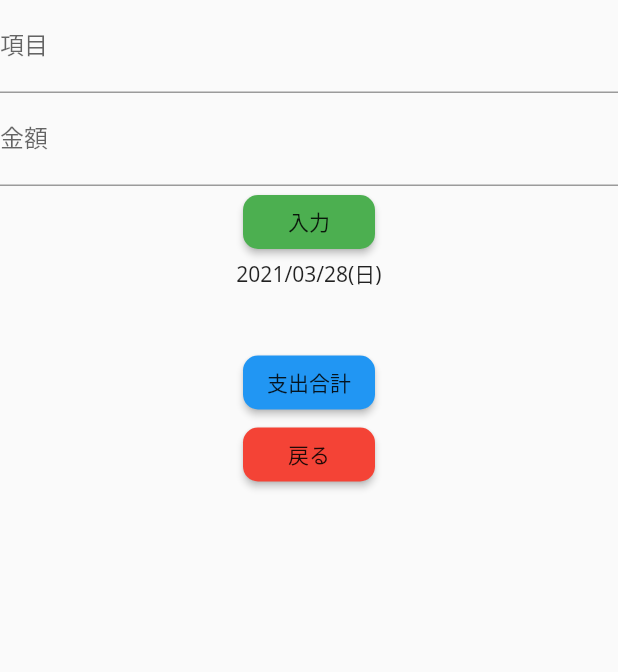
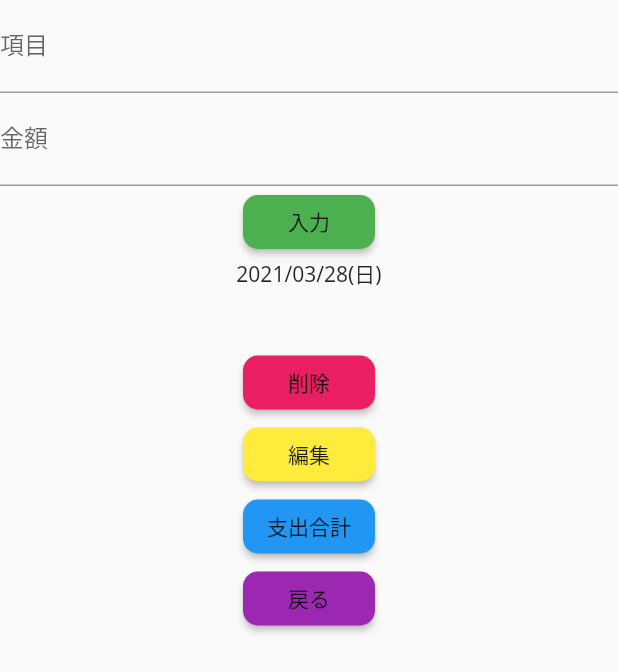
Before and after one commit to MCyabu/moneyBook, a Flutter app: the Calculate screen opened directly with empty values, after a tap on "入力", on a phone screen of 412 x 824 dp. Shown: the top 672 px of the screen. Run offline on Flutter 3.47's test engine with Material 2 defaults, Android fonts, the phone set to English and light mode, and no system bars; our stand-ins replace flutter_calendar_carousel, google_fonts.

Commit message:
削除機能実装（3/28 途中経過）

```diff
--- a/money_book_app_flutter/lib/Calculate.dart
+++ b/money_book_app_flutter/lib/Calculate.dart
@@ -15,7 +15,10 @@ class Calculate extends StatefulWidget {
 
 class _CalculateState extends State<Calculate> {
 
-  // 適当なMapを用意する
+  // 検証用（削除する）
+  List testList = ['a','b','c'];
+  List<Map<String, String>> testMapList = [{}];
+
 
 
   // 取得した年月日
@@ -24,22 +27,31 @@ class _CalculateState extends State<Calculate> {
   TextEditingController _itemController = new TextEditingController();
   // 金額を取得
   TextEditingController _moneyController = new TextEditingController();
+  // インデックスを取得
+  TextEditingController _indexController = new TextEditingController();
 
   // controllerで取得した項目名と金額を入れる
   String text;
   String _itemText = '';
   String _moneyText = '';
+  int _index;
 
   // 家計簿リスト
   List<Map<String,String>> houseMoneyList = [];
 
   // 家計簿リストから繰り返し処理で配列を作成する
-
   Map<String,String> moneyList ={};
 
+  // 家計簿リストから繰り返し処理で配列を作成する
+  // Map<int, Map<String,String>> listChangeMap ={};
+
+  Map<int ,Map<String,String>> listChangeMap ={};
+  List<int> indexList =[];
+
   // moneyListを作成して、houseMoneyListにaddしていく
-
+  @override
   void initState(){
+    super.initState();
   // DateFormatクラスでformatterを作成する
     DateFormat formatter = new DateFormat('yyyy/MM/dd(E)', "ja_JP");
   // currentDateStrを初期化する
@@ -50,17 +62,49 @@ class _CalculateState extends State<Calculate> {
       'item':_itemText,
       'money':_moneyText,
     };
+
+    // testMapList = [{'test':'aaa'},{'test':'bbb'},{'test':'ccc'}];
+    // houseMoneyListのindexを取得して、map型にする
+    // map型からindexのみを抜き出して、listChangeMapに入れる  listChangeMap[0,1,2...]
+    listChangeMap = houseMoneyList.asMap();
+    //  print('Index: $i' + ' Value: $value')});
   }
 
+  // indexを取得する
+  // Map<String, String>listChangeMap = houseMoneyList.asMap();
+
   //  itemView関数
-  Widget itemView(value){
-    print(value); //valueには{項目:食費,金額:1888}が入っている
-    print(value['item']); //value['item']には'食費'が入っている
+  Widget itemView(value,index){
+    print(value);
+    print(index);
+    // print(value); //valueには{項目:食費,金額:1888}が入っている
+    // print(value['item']); //value['item']には'食費'が入っている
     return Container(
       child: Column(
         children: [
           Text(value['item']),
           Text(value['money']),
+          RaisedButton(
+            child: const Text('削除'),
+            color: Colors.pink,
+            shape: RoundedRectangleBorder(
+            borderRadius: BorderRadius.circular(10)
+            ),
+            onPressed: () => {
+              _index = index,
+              houseMoneyList.removeAt(indexList[_index]),
+              // print(_index),
+              // print(indexList)
+            }
+          ),
+          RaisedButton(
+            child: const Text('編集'),
+            color: Colors.yellow,
+            shape: RoundedRectangleBorder(
+            borderRadius: BorderRadius.circular(10)
+            ),
+            onPressed: (){}
+          )
         ]
       )
     );
@@ -73,7 +117,7 @@ class _CalculateState extends State<Calculate> {
       resizeToAvoidBottomPadding: false,
       body:
         Container(
-        // 日付、支出項目、金額を入力する欄
+        child: SingleChildScrollView(
           child: Column(children: [
             TextFormField(
               //項目の入力を受けとる
@@ -98,8 +142,12 @@ class _CalculateState extends State<Calculate> {
                 _moneyText = _moneyController.text,
                 // ここで取得したitemTextとmoneyTextの値を,moneyListの中に入れる
                 moneyList = {'item':_itemText,'money':_moneyText},
-              houseMoneyList.add(moneyList), //配列には正しく入っている
-              print(houseMoneyList)
+                houseMoneyList.add(moneyList),
+                listChangeMap.forEach((index,value)=>indexList.add(index)),
+                // リストのインデックスの配列を作成する
+                //入力を押したら,indexListに入っている
+                print(houseMoneyList),
+                print(indexList)
               }),),
               // カレンダーで取得した日付を反映する
             Text(currentDateStr),
@@ -111,13 +159,13 @@ class _CalculateState extends State<Calculate> {
                       children: <Widget>[
                         for(int i = 0; i < houseMoneyList.length; i++)
                           // 呼び出し先に渡す
-                        itemView(houseMoneyList[i]) //i番目のmoneyList{String,String}が入る
+                          itemView(houseMoneyList[i],indexList[i]),
+                        //i番目のmoneyList{String,String}が入る
                       ],
                     )
                   )
                 ]
             ),
-          // １日の支出を合計する
             RaisedButton(
               child: const Text('支出合計'),
               color: Colors.blue,
@@ -129,13 +177,15 @@ class _CalculateState extends State<Calculate> {
             // 前の画面に戻る
             RaisedButton(
               child: const Text('戻る'),
-            color: Colors.red,
+              color: Colors.purple,
               shape: RoundedRectangleBorder(
               borderRadius: BorderRadius.circular(10),
               ),
               onPressed: ()=>Navigator.pop(context),
             ),
-        ],)
+          ]
+        ),
+       )
       )
     );
   }
```
Lines whose indentation alone changed are shown as unchanged.
